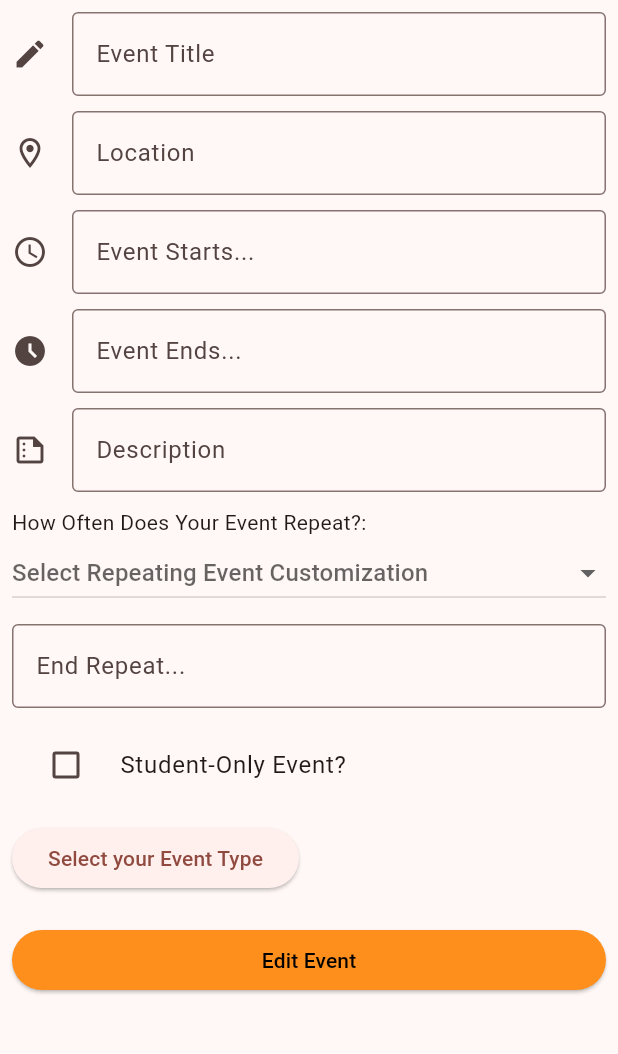
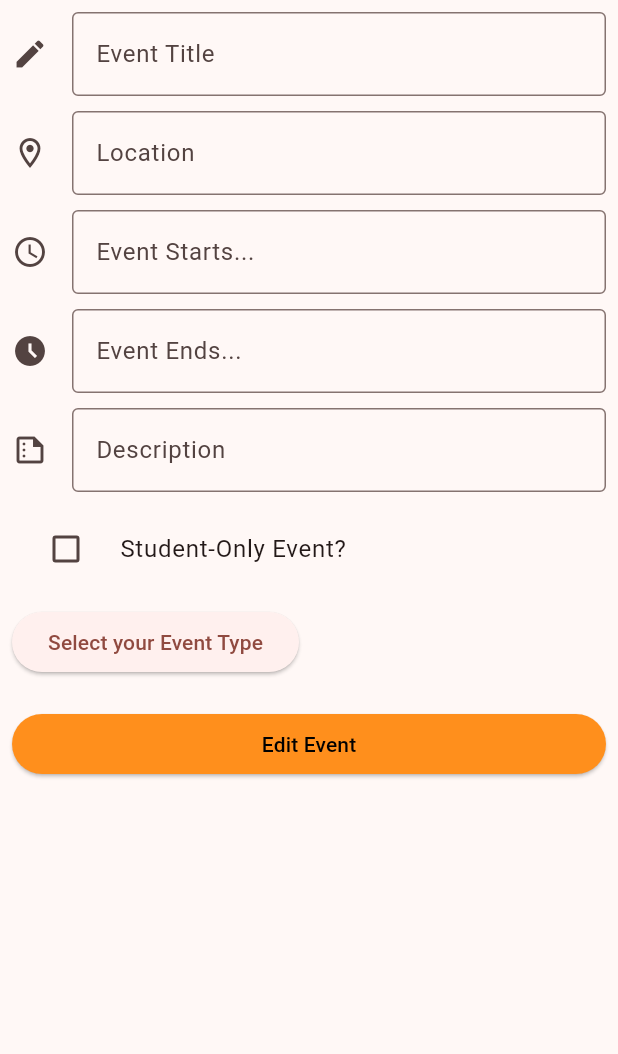
Before and after one commit to GrinSync/GrinSyncFrontend, a Flutter app: the EventEditPage screen opened directly with empty values, on a phone screen of 412 x 824 dp, the part 84-1138 px from its top. Run offline on Flutter 3.47's test engine with Material 3 defaults, Android fonts, the phone set to English and light mode, and no system bars; our stand-ins replace fluttertoast, hive_flutter, syncfusion_flutter_calendar; accounts and stored records are empty; network calls fail; Roboto replaces fonts that are missing (Futura).

Commit message:
document edit event + get rid of repeat for edit event

```diff
--- a/lib/pages/edit_event_page.dart
+++ b/lib/pages/edit_event_page.dart
@@ -4,7 +4,9 @@ import 'package:flutter_test_app/pages/user_event_creation_page.dart';
 import 'package:flutter_test_app/models/event_models.dart';
 import 'package:fluttertoast/fluttertoast.dart';
 
-// Define a stateful widget for event edit that is mutable and its corresponding state class
+// TODO: Refactor code so that select date time is in another file.
+
+// Define a stateful widget for event edit that is mutable and its corresponding state class.
 class EventEditPage extends StatefulWidget {
   final Event event; // Event that we are editing
   const EventEditPage({super.key, required this.event});
@@ -13,12 +15,9 @@ class EventEditPage extends StatefulWidget {
   EventEditPageState createState() => EventEditPageState();
 }
 
-// State class to manage mutable state data and the widget's lifecycle for event edit page
+// This is the state class to manage mutable state data and the widget's lifecycle for event edit page.
 class EventEditPageState extends State<EventEditPage> {
-  // late = initialization occurs later in the code
-  // final = variable can only be assigned to a value once
-  // TextEditingController = class that allows for the manipulation of text input
-  // late final TextEditingController _orgId; TODO: Uncomment when we implement student orgs
+  // late final TextEditingController _orgId; TODO: Uncomment when we implement student orgs.
   late final TextEditingController _title;
   late final TextEditingController _location;
   late final TextEditingController _startDate;
@@ -26,18 +25,17 @@ class EventEditPageState extends State<EventEditPage> {
   late final TextEditingController _description;
   late bool? _studentsOnly;
   late List<String>? _tags;
-  late String?
-      _tagsString; // Convert the list above to a comma-separated string
+  late String? _tagsString;
   late String? _repeat;
   late final TextEditingController _repeatDate;
   late final int _id;
   late final Event event = widget.event;
 
-  // initState function to initialize all of the late final variables from above
-  // Initialize based on the event information that we got
+  // initState function initializes all of the late final variables from above.
+  // Initialize based on the event information that we got.
   @override
   void initState() {
-    // _orgId = TextEditingController(); TODO: Uncomment when we implement student orgs
+    // _orgId = TextEditingController(); TODO: Uncomment when we implement student orgs.
     _title = TextEditingController(text: event.title);
     _location = TextEditingController(text: event.location);
     _startDate = TextEditingController(text: event.start);
@@ -45,21 +43,21 @@ class EventEditPageState extends State<EventEditPage> {
     _description = TextEditingController(text: event.description);
     _studentsOnly = event.studentsOnly;
     _tagsString = event.tags;
+    // If there are tags, split them into a list of strings.
     if (_tagsString != "") {
       _tags = _tagsString?.split(",");
     } else {
+      // Otherwise, keep the list empty.
       _tags = [];
     }
-    _repeat = null; // TODO WHEN EVENT MODEL IS UPDATED
-    _repeatDate = TextEditingController(); // TODO WHEN EVENT MODEL IS UPDATED
     _id = event.id;
     super.initState();
   } // initState
 
-  // dispose function for cleanup tasks
+  // dispose function cleans up tasks.
   @override
   void dispose() {
-    // _orgId.dispose(); TODO: Uncomment when we implement student orgs
+    // _orgId.dispose(); TODO: Uncomment when we implement student orgs.
     _title.dispose();
     _location.dispose();
     _description.dispose();
@@ -73,6 +71,7 @@ class EventEditPageState extends State<EventEditPage> {
     super.dispose();
   } // dispose
 
+  // TODO: Refactor this.
   // selectDateTime function to allow users to select date and time for their events
   // in the built-in date and time widgets of Flutter
   Future<void> selectDateTime(
@@ -154,8 +153,8 @@ class EventEditPageState extends State<EventEditPage> {
     _tagsString = _tags?.join(',');
   } // showMultiSelect
 
-// Build UI of widget
-// Everything is wrapped in a container with child content being scrollable
+// Build UI of widget.
+// Everything is wrapped in a container with child content being scrollable.
   @override
   Widget build(BuildContext context) {
     return Scaffold(
@@ -168,10 +167,10 @@ class EventEditPageState extends State<EventEditPage> {
             child: Container(
                 padding: const EdgeInsets.all(8.0),
                 child: Column(
-                    // Arrange children vertically
+                    // Arrange children vertically.
                     crossAxisAlignment: CrossAxisAlignment.start,
                     children: [
-                      // EVENT TITLE BOX
+                      // EVENT TITLE BOX DISPLAYS HERE.
                       TextField(
                         controller: _title,
                         autocorrect: false,
@@ -184,9 +183,9 @@ class EventEditPageState extends State<EventEditPage> {
                             border: OutlineInputBorder()),
                       ),
 
-                      const SizedBox(height: 10), // Gap in between text fields
+                      const SizedBox(height: 10), // This is the gap in between text fields.
 
-                      // EVENT LOCATION BOX
+                      // EVENT LOCATION BOX DISPLAYS HERE.
                       TextField(
                         controller: _location,
                         autocorrect: false,
@@ -201,7 +200,7 @@ class EventEditPageState extends State<EventEditPage> {
 
                       const SizedBox(height: 10),
 
-                      // EVENT START TIME BOX
+                      // EVENT START TIME BOX DISPLAYS HERE.
                       TextField(
                         controller: _startDate,
                         readOnly: true, // Don't ask for text keyboard input
@@ -216,7 +215,7 @@ class EventEditPageState extends State<EventEditPage> {
 
                       const SizedBox(height: 10),
 
-                      // EVENT END TIME BOX
+                      // EVENT END TIME BOX DISPLAYS HERE.
                       TextField(
                         controller: _endDate,
                         readOnly: true,
@@ -231,7 +230,7 @@ class EventEditPageState extends State<EventEditPage> {
 
                       const SizedBox(height: 10),
 
-                      // EVENT DESCRIPTION BOX
+                      // EVENT DESCRIPTION BOX DISPLAYS HERE.
                       TextField(
                         controller: _description,
                         autocorrect: false,
@@ -247,47 +246,7 @@ class EventEditPageState extends State<EventEditPage> {
 
                       const SizedBox(height: 10),
 
-                      // REPEATING EVENT OPTIONS
-                      const Text('How Often Does Your Event Repeat?:'),
-
-                      DropdownButton(
-                          hint: const Text(
-                              'Select Repeating Event Customization'),
-                          items: const [
-                            DropdownMenuItem(
-                                value: "None", child: Text("None")),
-                            DropdownMenuItem(
-                                value: "Daily", child: Text("Daily")),
-                            DropdownMenuItem(
-                                value: "Weekly", child: Text("Weekly")),
-                            DropdownMenuItem(
-                                value: "Monthly", child: Text("Monthly")),
-                          ],
-                          isExpanded: true,
-                          value: _repeat,
-                          onChanged: (newValue) {
-                            setState(() {
-                              _repeat = newValue;
-                            });
-                          }),
-
-                      const SizedBox(height: 10),
-
-                      // END REPEAT DATE
-                      TextField(
-                        controller: _repeatDate,
-                        readOnly: true,
-                        onTap: () => selectDateTime(context, _repeatDate),
-                        decoration: const InputDecoration(
-                            labelText: 'End Repeat...',
-                            hintText:
-                                'Pick the ending date for your repeating events',
-                            border: OutlineInputBorder()),
-                      ),
-
-                      const SizedBox(height: 10),
-
-                      // STUDENTS ONLY TAG CHECKBOX
+                      // STUDENTS ONLY TAG CHECKBOX DISPLAYS HERE.
                       CheckboxListTile(
                         title: const Text("Student-Only Event?"),
                         value: _studentsOnly,
@@ -301,15 +260,14 @@ class EventEditPageState extends State<EventEditPage> {
 
                       const SizedBox(height: 10),
 
-                      // EVENT TAGS
+                      // EVENT TAGS BUTTON DISPLAYS HERE.
                       ElevatedButton(
                           onPressed: showMultiSelect,
                           child: const Text('Select your Event Type')),
 
                       const SizedBox(height: 10),
 
-                      // DISPLAY CHOSEN EVENT TAGS
-
+                      // DISPLAY CHOSEN EVENT TAGS.
                       Wrap(
                         children: _tags!
                             .map((e) => Chip(
@@ -320,9 +278,9 @@ class EventEditPageState extends State<EventEditPage> {
 
                       const SizedBox(height: 10),
 
-                      // EDIT EVENT BUTTON - SEND INFO TO BACKEND
+                      // EDIT EVENT BUTTON SENDS UPDATED INFORMATIONN TO BACKEND.
                       SizedBox(
-                          width: double.infinity, // Span the whole screen
+                          width: double.infinity, // Span the whole screen.
                           child: ElevatedButton(
                               style: ElevatedButton.styleFrom(
                                   backgroundColor:
@@ -330,7 +288,8 @@ class EventEditPageState extends State<EventEditPage> {
                                   foregroundColor: Colors.black),
                               // When the button is pressed, do this:
                               onPressed: () async {
-                                // Send event info to backend
+                                // Send event information to backend.
+                                // Send to Edit Event URL.
                                 var create = await eventInfo(
                                     _title.text,
                                     _location.text,
@@ -345,7 +304,7 @@ class EventEditPageState extends State<EventEditPage> {
                                     'https://grinsync.com/api/editEvent');
 
                                 if (create.runtimeType == String) {
-                                  // Show error message - INVALID INPUT OR MISSING INFO
+                                  // Show error messages from backend.
                                   showDialog(
                                     context: context,
                                     builder: (context) {
@@ -355,12 +314,12 @@ class EventEditPageState extends State<EventEditPage> {
                                           child: ListBody(
                                             children: <Widget>[
                                               Text('$create'),
-                                              Text('Please edit event details.')
+                                              const Text('Please edit event details.')
                                             ],
                                           ),
                                         ),
 
-                                        // Allow user to exit out of error message
+                                        // Allow user to exit out of error message.
                                         actions: <Widget>[
                                           TextButton(
                                             child: const Text('Okay'),
@@ -374,7 +333,9 @@ class EventEditPageState extends State<EventEditPage> {
                                   );
                                 }
 
-                                // Otherwise, event info was successfully sent to backend; reload page
+                                // Otherwise, event information was successfully sent to backend
+                                // Give success message.
+                                // TODO: Refresh the page.
                                 else {
                                   Fluttertoast.showToast(
                                       msg: 'Event Edited Successfully!',
```
